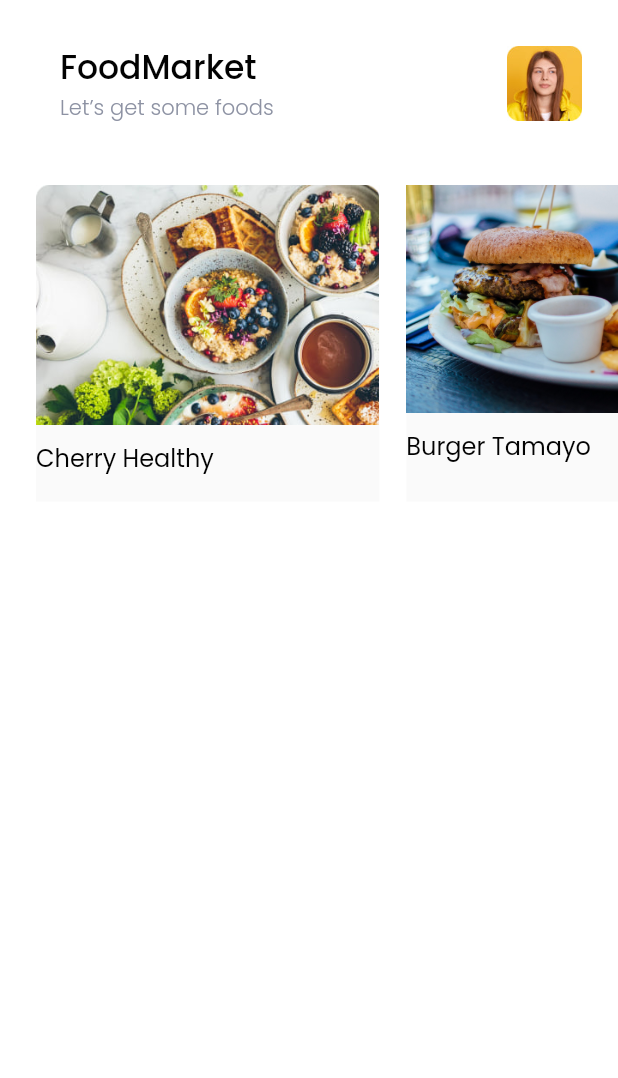
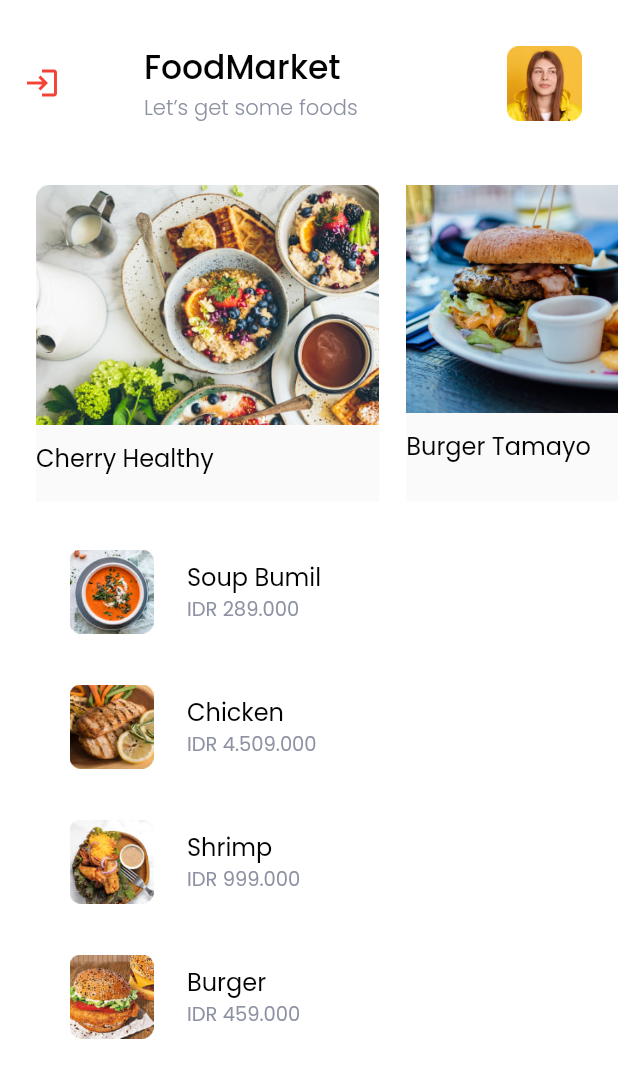
Before and after one commit to MuhammadsharifDev/foodmarket, a Flutter app: the HomePage screen opened directly, on a phone screen of 412 x 824 dp. Shown: the top 1078 px of the screen. Run offline on Flutter 3.47's test engine with Material 2 defaults, Android fonts, the phone set to English and light mode, and no system bars; our stand-ins replace bloc, equatable, firebase_auth, firebase_core, flutter_bloc, flutter_svg and 2 more; accounts and stored records are empty; generated files the repository leaves out were written again.

Commit message:
add detail page

```diff
--- a/lib/presintation/auth/login/login_page.dart
+++ b/lib/presintation/auth/login/login_page.dart
@@ -66,7 +66,7 @@ class LoginPage extends StatelessWidget {
                       if(state.firebase.isLoading)
                         const CircularProgressIndicator(),
                       if(state.firebase.isError)
-                        const Text('Malumot yetarli emas',style: TextStyle(color: Colors.red),),
+                        const Text('Email or password invalid',style: TextStyle(color: Colors.red),),
                       StyleText.items(
                           text: 'Email Adress',
                           size: 16,
--- a/lib/presintation/auth/signup/sigup_page.dart
+++ b/lib/presintation/auth/signup/sigup_page.dart
@@ -68,7 +68,7 @@ class SignupPage extends StatelessWidget {
                 ),
                 body: SingleChildScrollView(
                   child: SizedBox(
-                    height: media.size.height * 580 / 800,
+                    height: media.size.height * 590 / 800,
                     width: double.infinity,
                     child: Padding(
                       padding: const EdgeInsets.only(left: 24, right: 24),
--- a/lib/presintation/const/utils/appimages.dart
+++ b/lib/presintation/const/utils/appimages.dart
@@ -6,4 +6,6 @@ class AppImages{
   static const String food2='assets/png_image/food2.jpg';
   static const String food3='assets/png_image/food3.jpg';
   static const String food4='assets/png_image/food4.jpg';
+  static const String appbar_images='assets/png_image/appar_image.jpg';
+  static const String stars_images='assets/png_image/star_image.jpg';
 }
--- /dev/null
+++ b/lib/presintation/main/detailpage/bloc/detailpage_bloc.dart
@@ -0,0 +1,24 @@
+import 'dart:async';
+
+import 'package:bloc/bloc.dart';
+import 'package:equatable/equatable.dart';
+import 'package:meta/meta.dart';
+
+part 'detailpage_event.dart';
+part 'detailpage_state.dart';
+
+class DetailpageBloc extends Bloc<DetailpageEvent, DetailpageState> {
+  DetailpageBloc() : super(const DetailpageState()) {
+    on<CountAddEvent>(_increment);
+    on<CountRemoveEvent>(_decrement);
+  }
+  void _increment(CountAddEvent event,Emitter<DetailpageState>emit){
+    emit(state.copyWith(count: event.count+1));
+  }
+
+  void _decrement(CountRemoveEvent event,Emitter<DetailpageState>emit){
+   int newNumber=state.count-1;
+   newNumber<0?newNumber=0:state.count;
+   emit(state.copyWith(count: newNumber));
+  }
+}
--- /dev/null
+++ b/lib/presintation/main/detailpage/bloc/detailpage_event.dart
@@ -0,0 +1,18 @@
+part of 'detailpage_bloc.dart';
+
+@immutable
+abstract class DetailpageEvent {}
+class CountAddEvent extends DetailpageEvent {
+  final int count;
+
+  CountAddEvent({required this.count});
+  @override
+  List<Object?>  get props=>[count];
+}
+class CountRemoveEvent extends DetailpageEvent {
+  final int count;
+
+  CountRemoveEvent({required this.count});
+  @override
+  List<Object?>  get props=>[count];
+}
--- /dev/null
+++ b/lib/presintation/main/detailpage/bloc/detailpage_state.dart
@@ -0,0 +1,20 @@
+part of 'detailpage_bloc.dart';
+
+@immutable
+
+
+
+class DetailpageState extends Equatable {
+  final int count;
+
+
+  const DetailpageState({this.count = 0,});
+
+  DetailpageState copyWith({int? count,}) {
+    return DetailpageState(
+        count: count ?? this.count);
+  }
+
+  @override
+  List<Object?> get props => [count];
+}
--- a/lib/presintation/main/home/bloc/home_bloc.dart
+++ b/lib/presintation/main/home/bloc/home_bloc.dart
@@ -6,17 +6,62 @@ import 'package:foodmarket_firebase/presintation/const/utils/appimages.dart';
 import 'package:meta/meta.dart';
 
 part 'home_event.dart';
+
 part 'home_state.dart';
 
 class HomeBloc extends Bloc<HomeEvent, HomeState> {
   HomeBloc() : super(const HomeState()) {
     on<ListProductEvent>(_listProduct);
+    on<TabListEvent>(_tabListProducts);
   }
-  void _listProduct(ListProductEvent event,Emitter<HomeState> emit){
-    emit(state.copyWith(items:products ));
+
+  void _listProduct(ListProductEvent event, Emitter<HomeState> emit) {
+    emit(state.copyWith(items: products));
+  }
+
+  void _tabListProducts(TabListEvent event, Emitter<HomeState> emit) {
+    emit(state.copyWith(tabItems: productTab));
   }
 }
-final List<ListProduct> products=[
-  ListProduct(text: 'Cherry Healthy', image: AppImages.list1_image, ),
-  ListProduct(text: 'Burger Tamayo', image: AppImages.list2_image, ),
+
+final List<ListProduct> products = [
+  ListProduct(
+    text: 'Cherry Healthy',
+    image: AppImages.list1_image,
+  ),
+  ListProduct(
+    text: 'Burger Tamayo',
+    image: AppImages.list2_image,
+  ),
 ];
+
+final List<TabListProduct> productTab = [
+  TabListProduct(
+      image: AppImages.food1,
+      title: 'Soup Bumil',
+      subtitle: 'IDR 289.000',
+      detailComment: '''Makanan khas Bandung yang cukup sering\ndipesan oleh anak muda dengan pola makan\nyang cukup tinggi dengan mengutamakan\ndiet yang sehat dan teratur.''',
+      detailImage: AppImages.appbar_images,
+      detailName: 'Cherry Healthy'),
+  TabListProduct(
+      image: AppImages.food2,
+      title: 'Chicken',
+      subtitle: 'IDR 4.509.000',
+      detailComment: 'It is such hdde aan dbgga aai cck a min\n sisn',
+      detailImage: AppImages.food2,
+      detailName: 'Chicken'),
+  TabListProduct(
+      image: AppImages.food3,
+      title: 'Shrimp',
+      subtitle: 'IDR 999.000',
+      detailComment:
+          'axaa perfect such hdde aan dbgga aai cck a min\n ain the fridge',
+      detailImage: AppImages.food3,
+      detailName: 'Shrimp'),
+  TabListProduct(
+      image: AppImages.food4,
+      title: 'Burger',
+      subtitle: 'IDR 459.000',
+      detailComment: 'ooo very good hdde aan dbgga aai cck a min\n ain the box',
+      detailImage: AppImages.food4, detailName: 'Burger'),
+];
--- a/lib/presintation/main/home/bloc/home_event.dart
+++ b/lib/presintation/main/home/bloc/home_event.dart
@@ -9,3 +9,10 @@ class ListProductEvent extends HomeEvent {
   @override
   List<Object?> get props => [];
 }
+
+class TabListEvent extends HomeEvent {
+  TabListEvent();
+
+  @override
+  List<Object?> get props => [];
+}
--- a/lib/presintation/main/home/bloc/home_state.dart
+++ b/lib/presintation/main/home/bloc/home_state.dart
@@ -1,26 +1,46 @@
 part of 'home_bloc.dart';
 
 @immutable
-
-
 class HomeState extends Equatable {
   final List<ListProduct> items;
+  final List<TabListProduct> tabItems;
 
-  const HomeState({this.items = const []});
+  const HomeState({this.items = const [], this.tabItems = const []});
 
-  HomeState copyWith({List<ListProduct>? items}) {
-    return HomeState(items: items ?? this.items);
+  HomeState copyWith(
+      {List<ListProduct>? items, List<TabListProduct>? tabItems}) {
+    return HomeState(
+        items: items ?? this.items, tabItems: tabItems ?? this.tabItems);
   }
 
   @override
-  List<Object?> get props => [items];
+  List<Object?> get props => [items, tabItems];
 }
 
 class ListProduct {
   final String image;
   final String text;
 
+  ListProduct({
+    required this.text,
+    required this.image,
+  });
+}
 
-  ListProduct(
-      {required this.text, required this.image,});
+class TabListProduct {
+  final String image;
+  final String title;
+  final String subtitle;
+  final String detailImage;
+  final String detailName;
+  final String detailComment;
+
+
+  TabListProduct(
+      {required this.image,
+  required this.title,
+  required this.subtitle,
+  required this.detailComment,
+  required this.detailImage,
+  required this.detailName});
 }
--- a/lib/presintation/main/home/home_page.dart
+++ b/lib/presintation/main/home/home_page.dart
@@ -1,20 +1,19 @@
+import 'package:firebase_auth/firebase_auth.dart';
 import 'package:flutter/material.dart';
 import 'package:flutter_bloc/flutter_bloc.dart';
 import 'package:foodmarket_firebase/presintation/const/utils/appimages.dart';
+import 'package:foodmarket_firebase/presintation/main/detailpage/detail_page.dart';
 import 'package:foodmarket_firebase/presintation/main/home/bloc/home_bloc.dart';
 import 'package:foodmarket_firebase/presintation/model/text_style.dart';
 
 class HomePage extends StatefulWidget {
-  const HomePage({super.key});
+  const HomePage({super.key,});
 
   @override
   State<HomePage> createState() => _HomePageState();
 }
 
 class _HomePageState extends State<HomePage> {
-
-
-
   @override
   Widget build(BuildContext context) {
     var media = MediaQuery.of(context);
@@ -26,6 +25,9 @@ class _HomePageState extends State<HomePage> {
             backgroundColor: Colors.white,
             elevation: 0,
             toolbarHeight: MediaQuery.of(context).size.height * 108 / 800,
+            leading: IconButton(onPressed: () async {
+        await FirebaseAuth.instance.signOut();
+        }, icon: const Icon(Icons.login_outlined,color: Colors.red,)),
             title: Padding(
               padding: const EdgeInsets.only(left: 24),
               child: Column(
@@ -99,7 +101,40 @@ class _HomePageState extends State<HomePage> {
                 const SizedBox(
                   height: 24,
                 ),
-
+                Expanded(
+                  child: ListView.separated(
+                    physics: const BouncingScrollPhysics(),
+                    itemCount: state.tabItems.length,
+                    itemBuilder: (context, index) {
+                      return ListTile(
+                        leading: SizedBox(
+                          height: media.size.height * 60 / 800,
+                          width: media.size.width * 60 / 360,
+                          child: GestureDetector(
+                              onTap: (){
+                                Navigator.push(context, MaterialPageRoute(builder: (context) => DetailPage(items: state.tabItems[index],),));
+                              },
+                              child: Image.asset(state.tabItems[index].image)),
+                        ),
+                        title: StyleText.items(
+                            text: state.tabItems[index].title,
+                            size: 16,
+                            fontWeight: FontWeight.w400,
+                            color: const Color(0xff020202)),
+                        subtitle: StyleText.items(
+                            text: state.tabItems[index].subtitle,
+                            size: 13,
+                            fontWeight: FontWeight.w400,
+                            color: const Color(0xff8D92A3)),
+                      );
+                    },
+                    separatorBuilder: (context, index) {
+                      return const SizedBox(
+                        height: 18,
+                      );
+                    },
+                  ),
+                ),
               ],
             ),
           ),
```
Also changed, not shown: lib/main.dart (+8 -6 lines), lib/presintation/main/detailpage/detail_page.dart (added, +125 -0 lines), lib/presintation/splash/splash_2_page.dart (+16 -9 lines), assets/png_image/appar_image.jpg (added), assets/png_image/star_image.jpg (added).
